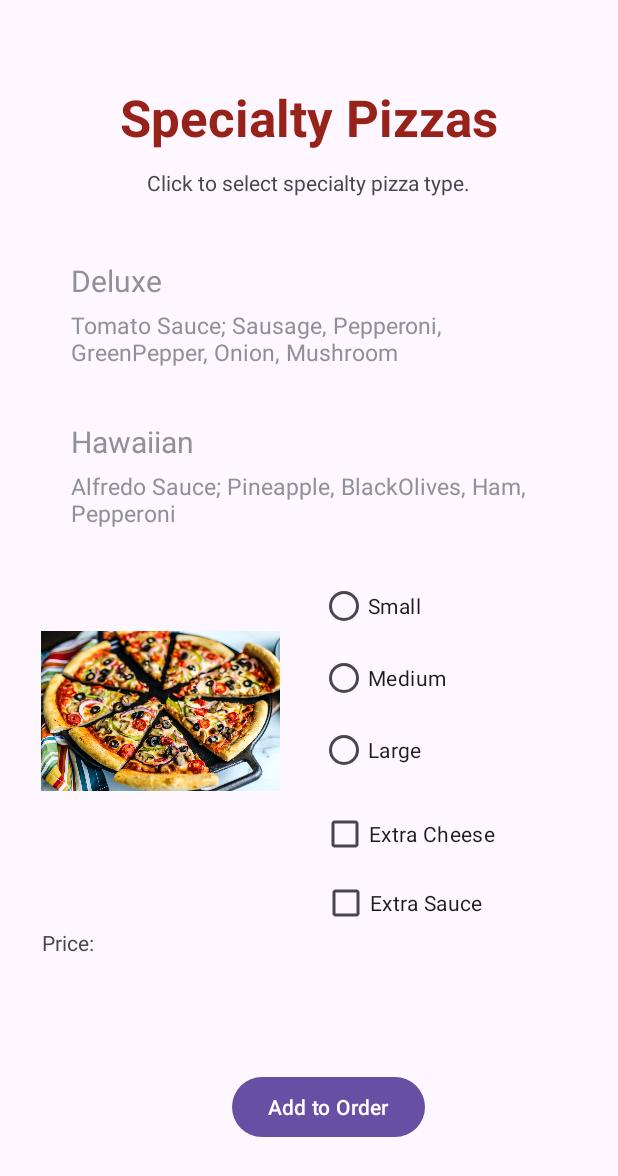
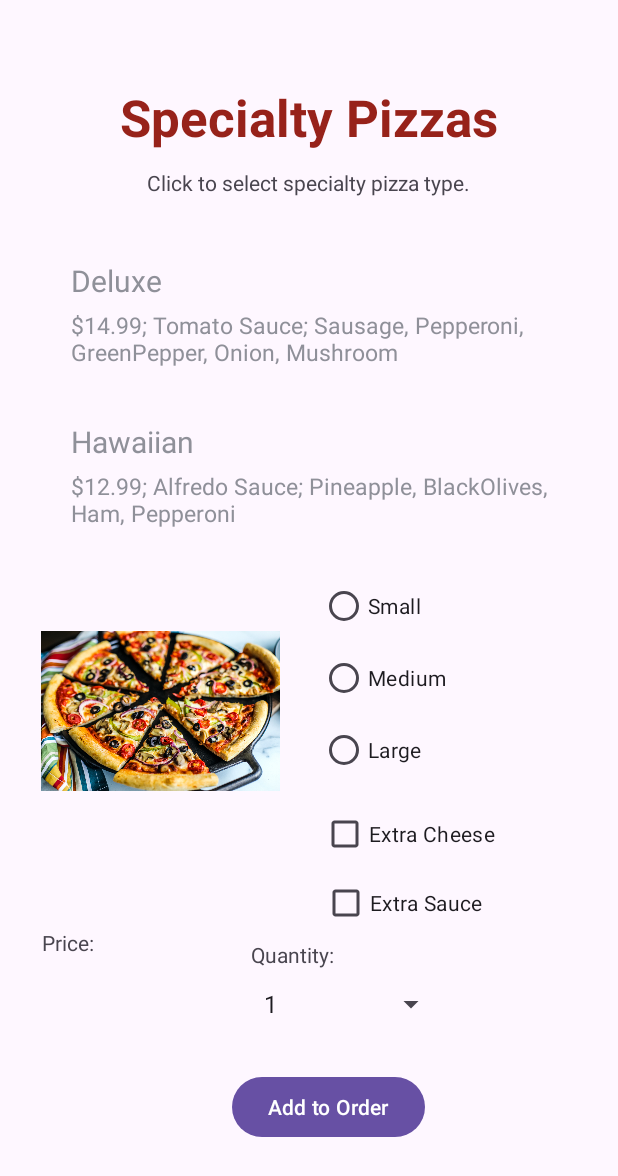
Before and after one commit to deshnadoshi/RUPizzaApp, an Android app: the SpecialtyPizzasActivity screen opened directly, with no data from a screen before it, on a phone screen of 412 x 824 dp. Shown: the top 1176 px of the screen. Run offline under Robolectric (Android 15) with nearby library versions, the phone set to English and light mode, and no system bars.

Commit message:
SP: Recycler view to include prices, select quantity

```diff
--- a/app/src/main/java/com/example/rupizzaapp/SpecialtyPizzasActivity.java
+++ b/app/src/main/java/com/example/rupizzaapp/SpecialtyPizzasActivity.java
@@ -2,12 +2,15 @@ package com.example.rupizzaapp;
 
 import android.os.Bundle;
 import android.view.View;
+import android.widget.ArrayAdapter;
 import android.widget.Button;
 import android.widget.CheckBox;
 import android.widget.CompoundButton;
 import android.widget.ImageView;
+import android.widget.NumberPicker;
 import android.widget.RadioButton;
 import android.widget.RadioGroup;
+import android.widget.Spinner;
 import android.widget.TextView;
 
 import androidx.appcompat.app.AlertDialog;
@@ -18,6 +21,7 @@ import com.example.rupizzaapp.MyAdapter.OnItemClickListener;
 
 
 import java.util.ArrayList;
+import java.util.List;
 
 public class SpecialtyPizzasActivity extends AppCompatActivity {
     private RecyclerView specialtyPizzaType;
@@ -30,6 +34,7 @@ public class SpecialtyPizzasActivity extends AppCompatActivity {
     private CheckBox specialtyExtraSauce;
     private Button specialtyAdd;
     private TextView pizzaImageName;
+    private Spinner specialtyQty;
 
     private ArrayList<Pizza> my_pizzas = new ArrayList<>();
     private Order current_order;
@@ -43,6 +48,7 @@ public class SpecialtyPizzasActivity extends AppCompatActivity {
         MyAdapter adapter = new MyAdapter(getApplicationContext(), populateRecyclerView());
         specialtyPizzaType.setAdapter(adapter);
         setIDs();
+        setSpinnerIDs();
         adapter.setOnItemClickListener(new View.OnClickListener() {
             @Override
             public void onClick(View view) {
@@ -80,16 +86,16 @@ public class SpecialtyPizzasActivity extends AppCompatActivity {
 
     private ArrayList<Item> populateRecyclerView(){
         ArrayList<Item> allSpecialtyPizzas = new ArrayList<>();
-        allSpecialtyPizzas.add(new Item("Deluxe", "Tomato Sauce; Sausage, Pepperoni, GreenPepper, Onion, Mushroom"));
-        allSpecialtyPizzas.add(new Item("Hawaiian", "Alfredo Sauce; Pineapple, BlackOlives, Ham, Pepperoni"));
-        allSpecialtyPizzas.add(new Item("Meatzza", "Tomato Sauce; Sausage, Pepperoni, Beef, Ham"));
-        allSpecialtyPizzas.add(new Item("Mediterranean", "Tomato Sauce; BlackOlives, Onion, Mushroom, Chicken"));
-        allSpecialtyPizzas.add(new Item("Pepperific", "Tomato Sauce; GreenPepper, Pepperoni, Sausage, Mushroom"));
-        allSpecialtyPizzas.add(new Item("Pepperoni", "Tomato Sauce; Pepperoni"));
-        allSpecialtyPizzas.add(new Item("Seafood", "Alfredo Sauce; Shrimp, Squid, CrabMeats"));
-        allSpecialtyPizzas.add(new Item("Supreme", "Tomato Sauce; Sausage, Pepperoni, Ham, GreenPepper, Onion, BlackOlives, Mushroom"));
-        allSpecialtyPizzas.add(new Item("Tropizest", "Alfredo Sauce; Pineapple, BlackOlives, Ham, Pepperoni"));
-        allSpecialtyPizzas.add(new Item("Veggievista", "Tomato Sauce; GreenPepper, Onion, BlackOlives, Mushroom"));
+        allSpecialtyPizzas.add(new Item("Deluxe", "$14.99; Tomato Sauce; Sausage, Pepperoni, GreenPepper, Onion, Mushroom"));
+        allSpecialtyPizzas.add(new Item("Hawaiian", "$12.99; Alfredo Sauce; Pineapple, BlackOlives, Ham, Pepperoni"));
+        allSpecialtyPizzas.add(new Item("Meatzza", "$16.99; Tomato Sauce; Sausage, Pepperoni, Beef, Ham"));
+        allSpecialtyPizzas.add(new Item("Mediterranean", "$14.99; Tomato Sauce; BlackOlives, Onion, Mushroom, Chicken"));
+        allSpecialtyPizzas.add(new Item("Pepperific", "$16.99; Tomato Sauce; GreenPepper, Pepperoni, Sausage, Mushroom"));
+        allSpecialtyPizzas.add(new Item("Pepperoni", "$10.99; Tomato Sauce; Pepperoni"));
+        allSpecialtyPizzas.add(new Item("Seafood", "$17.99; Alfredo Sauce; Shrimp, Squid, CrabMeats"));
+        allSpecialtyPizzas.add(new Item("Supreme", "$15.99; Tomato Sauce; Sausage, Pepperoni, Ham, GreenPepper, Onion, BlackOlives, Mushroom"));
+        allSpecialtyPizzas.add(new Item("Tropizest", "$14.99; Alfredo Sauce; Pineapple, BlackOlives, Ham, Pepperoni"));
+        allSpecialtyPizzas.add(new Item("Veggievista", "$13.99; Tomato Sauce; GreenPepper, Onion, BlackOlives, Mushroom"));
         return allSpecialtyPizzas;
     }
 
@@ -165,13 +171,18 @@ public class SpecialtyPizzasActivity extends AppCompatActivity {
     }
 
     private void addToOrder(){
+        specialtyQty = findViewById(R.id.specialtyQty);
+        int quantity = (int) specialtyQty.getSelectedItem();
+
         specialtyAdd = findViewById(R.id.specialtyAdd);
+        int countAlert = 0;
 
         pizzaImageName = findViewById(R.id.pizzaImageName);
         String pizzaType = pizzaImageName.getText().toString();
+
         if (!pizzaType.isEmpty())
             pizzaType = Character.toUpperCase(pizzaType.charAt(0)) + pizzaType.substring(1).toLowerCase();
-
+        for (int i = 0; i < quantity; i++){
             Pizza new_pizza = PizzaMaker.createPizza(pizzaType);
 
             if (new_pizza != null){
@@ -187,8 +198,22 @@ public class SpecialtyPizzasActivity extends AppCompatActivity {
                 current_order = Order.getInstance();
                 current_order.addPizza(new_pizza);
 
+                if (quantity == 1 && countAlert < 1) {
                     buildAlert("\n" + new_pizza.toString() + "\nThis pizza was added to your order!" + "\nHere is your complete order: " + current_order.allOrdersToString());
+                    countAlert++;
+                } else if (quantity > 1 && i == (quantity - 1) && countAlert < 1){
+                    buildAlert("\n" + quantity + " " + new_pizza.toString() + " of these pizzas were added to your order!" + "\nHere is your complete order: " + current_order.allOrdersToString());
+                    countAlert++;
                 }
+            }
+
+
+
+
+
+        }
+
+
 
 
     }
@@ -244,4 +269,16 @@ public class SpecialtyPizzasActivity extends AppCompatActivity {
         specialtyExtraCheese = findViewById(R.id.specialtyExtraCheese);
         specialtyExtraSauce = findViewById(R.id.specialtyExtraSauce);
     }
+
+    private void setSpinnerIDs(){
+        List<Integer> pizzaQuantities = new ArrayList<>();
+        for (int i = 1; i <= 10; i++) {
+            pizzaQuantities.add(i);
         }
+
+        Spinner specialtyQty = findViewById(R.id.specialtyQty);
+        ArrayAdapter<Integer> spinnerAdapter = new ArrayAdapter<>(this, android.R.layout.simple_spinner_item, pizzaQuantities);
+        spinnerAdapter.setDropDownViewResource(android.R.layout.simple_spinner_dropdown_item);
+        specialtyQty.setAdapter(spinnerAdapter);
+    }
+}
--- a/app/src/main/res/layout/activity_specialty.xml
+++ b/app/src/main/res/layout/activity_specialty.xml
@@ -178,4 +178,31 @@
         app:layout_constraintTop_toTopOf="parent"
         app:layout_constraintVertical_bias="0.139" />
 
+    <TextView
+        android:id="@+id/textView5"
+        android:layout_width="wrap_content"
+        android:layout_height="wrap_content"
+        android:layout_marginStart="167dp"
+        android:layout_marginTop="580dp"
+        android:layout_marginEnd="189dp"
+        android:layout_marginBottom="132dp"
+        android:text="Quantity:"
+        app:layout_constraintBottom_toBottomOf="parent"
+        app:layout_constraintEnd_toEndOf="parent"
+        app:layout_constraintStart_toStartOf="parent"
+        app:layout_constraintTop_toTopOf="parent" />
+
+    <Spinner
+        android:id="@+id/specialtyQty"
+        android:layout_width="130dp"
+        android:layout_height="33dp"
+        android:layout_marginStart="167dp"
+        android:layout_marginTop="606dp"
+        android:layout_marginEnd="114dp"
+        android:layout_marginBottom="92dp"
+        app:layout_constraintBottom_toBottomOf="parent"
+        app:layout_constraintEnd_toEndOf="parent"
+        app:layout_constraintStart_toStartOf="parent"
+        app:layout_constraintTop_toTopOf="parent" />
+
 </androidx.constraintlayout.widget.ConstraintLayout>
```
Lines whose indentation alone changed are shown as unchanged.
